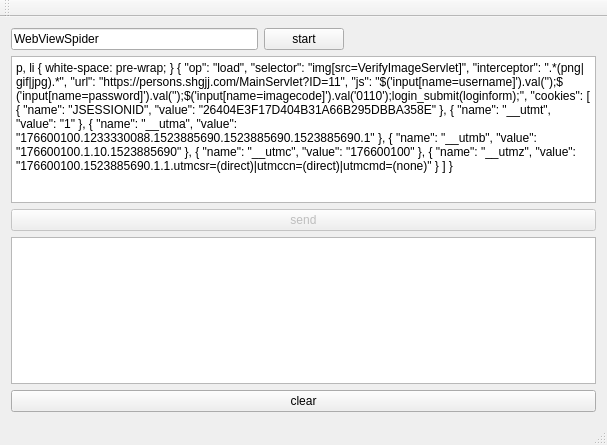
This is mainwindow.ui in mmmoonie/SpiderServer as Qt 5 draws it before an edit. The edited form follows.
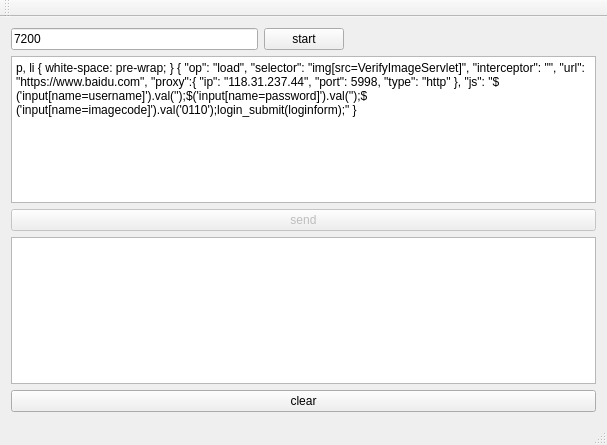
This is the edited form.

Commit message: QLocalSocket -> QTcpSocket

Diff of the .ui file:
```diff
--- a/mainwindow.ui
+++ b/mainwindow.ui
@@ -18,7 +18,7 @@
     <item row="0" column="0">
      <widget class="QLineEdit" name="lineEditPort">
       <property name="text">
-       <string>WebViewSpider</string>
+       <string>7200</string>
       </property>
      </widget>
     </item>
@@ -52,35 +52,15 @@
 &lt;p style=&quot; margin-top:0px; margin-bottom:0px; margin-left:0px; margin-right:0px; -qt-block-indent:0; text-indent:0px;&quot;&gt;{&lt;/p&gt;
 &lt;p style=&quot; margin-top:0px; margin-bottom:0px; margin-left:0px; margin-right:0px; -qt-block-indent:0; text-indent:0px;&quot;&gt;    &amp;quot;op&amp;quot;: &amp;quot;load&amp;quot;,&lt;/p&gt;
 &lt;p style=&quot; margin-top:0px; margin-bottom:0px; margin-left:0px; margin-right:0px; -qt-block-indent:0; text-indent:0px;&quot;&gt;    &amp;quot;selector&amp;quot;: &amp;quot;img[src=VerifyImageServlet]&amp;quot;,&lt;/p&gt;
-&lt;p style=&quot; margin-top:0px; margin-bottom:0px; margin-left:0px; margin-right:0px; -qt-block-indent:0; text-indent:0px;&quot;&gt;    &amp;quot;interceptor&amp;quot;: &amp;quot;.*(png|gif|jpg).*&amp;quot;,&lt;/p&gt;
-&lt;p style=&quot; margin-top:0px; margin-bottom:0px; margin-left:0px; margin-right:0px; -qt-block-indent:0; text-indent:0px;&quot;&gt;    &amp;quot;url&amp;quot;: &amp;quot;https://persons.shgjj.com/MainServlet?ID=11&amp;quot;,&lt;/p&gt;
-&lt;p style=&quot; margin-top:0px; margin-bottom:0px; margin-left:0px; margin-right:0px; -qt-block-indent:0; text-indent:0px;&quot;&gt;    &amp;quot;js&amp;quot;: &amp;quot;$('input[name=username]').val('');$('input[name=password]').val('');$('input[name=imagecode]').val('0110');login_submit(loginform);&amp;quot;,&lt;/p&gt;
-&lt;p style=&quot; margin-top:0px; margin-bottom:0px; margin-left:0px; margin-right:0px; -qt-block-indent:0; text-indent:0px;&quot;&gt;    &amp;quot;cookies&amp;quot;: [&lt;/p&gt;
-&lt;p style=&quot; margin-top:0px; margin-bottom:0px; margin-left:0px; margin-right:0px; -qt-block-indent:0; text-indent:0px;&quot;&gt;        {&lt;/p&gt;
-&lt;p style=&quot; margin-top:0px; margin-bottom:0px; margin-left:0px; margin-right:0px; -qt-block-indent:0; text-indent:0px;&quot;&gt;            &amp;quot;name&amp;quot;: &amp;quot;JSESSIONID&amp;quot;,&lt;/p&gt;
-&lt;p style=&quot; margin-top:0px; margin-bottom:0px; margin-left:0px; margin-right:0px; -qt-block-indent:0; text-indent:0px;&quot;&gt;            &amp;quot;value&amp;quot;: &amp;quot;26404E3F17D404B31A66B295DBBA358E&amp;quot;&lt;/p&gt;
-&lt;p style=&quot; margin-top:0px; margin-bottom:0px; margin-left:0px; margin-right:0px; -qt-block-indent:0; text-indent:0px;&quot;&gt;        },&lt;/p&gt;
-&lt;p style=&quot; margin-top:0px; margin-bottom:0px; margin-left:0px; margin-right:0px; -qt-block-indent:0; text-indent:0px;&quot;&gt;        {&lt;/p&gt;
-&lt;p style=&quot; margin-top:0px; margin-bottom:0px; margin-left:0px; margin-right:0px; -qt-block-indent:0; text-indent:0px;&quot;&gt;            &amp;quot;name&amp;quot;: &amp;quot;__utmt&amp;quot;,&lt;/p&gt;
-&lt;p style=&quot; margin-top:0px; margin-bottom:0px; margin-left:0px; margin-right:0px; -qt-block-indent:0; text-indent:0px;&quot;&gt;            &amp;quot;value&amp;quot;: &amp;quot;1&amp;quot;&lt;/p&gt;
-&lt;p style=&quot; margin-top:0px; margin-bottom:0px; margin-left:0px; margin-right:0px; -qt-block-indent:0; text-indent:0px;&quot;&gt;        },&lt;/p&gt;
-&lt;p style=&quot; margin-top:0px; margin-bottom:0px; margin-left:0px; margin-right:0px; -qt-block-indent:0; text-indent:0px;&quot;&gt;        {&lt;/p&gt;
-&lt;p style=&quot; margin-top:0px; margin-bottom:0px; margin-left:0px; margin-right:0px; -qt-block-indent:0; text-indent:0px;&quot;&gt;            &amp;quot;name&amp;quot;: &amp;quot;__utma&amp;quot;,&lt;/p&gt;
-&lt;p style=&quot; margin-top:0px; margin-bottom:0px; margin-left:0px; margin-right:0px; -qt-block-indent:0; text-indent:0px;&quot;&gt;            &amp;quot;value&amp;quot;: &amp;quot;176600100.1233330088.1523885690.1523885690.1523885690.1&amp;quot;&lt;/p&gt;
-&lt;p style=&quot; margin-top:0px; margin-bottom:0px; margin-left:0px; margin-right:0px; -qt-block-indent:0; text-indent:0px;&quot;&gt;        },&lt;/p&gt;
-&lt;p style=&quot; margin-top:0px; margin-bottom:0px; margin-left:0px; margin-right:0px; -qt-block-indent:0; text-indent:0px;&quot;&gt;        {&lt;/p&gt;
-&lt;p style=&quot; margin-top:0px; margin-bottom:0px; margin-left:0px; margin-right:0px; -qt-block-indent:0; text-indent:0px;&quot;&gt;            &amp;quot;name&amp;quot;: &amp;quot;__utmb&amp;quot;,&lt;/p&gt;
-&lt;p style=&quot; margin-top:0px; margin-bottom:0px; margin-left:0px; margin-right:0px; -qt-block-indent:0; text-indent:0px;&quot;&gt;            &amp;quot;value&amp;quot;: &amp;quot;176600100.1.10.1523885690&amp;quot;&lt;/p&gt;
-&lt;p style=&quot; margin-top:0px; margin-bottom:0px; margin-left:0px; margin-right:0px; -qt-block-indent:0; text-indent:0px;&quot;&gt;        },&lt;/p&gt;
-&lt;p style=&quot; margin-top:0px; margin-bottom:0px; margin-left:0px; margin-right:0px; -qt-block-indent:0; text-indent:0px;&quot;&gt;        {&lt;/p&gt;
-&lt;p style=&quot; margin-top:0px; margin-bottom:0px; margin-left:0px; margin-right:0px; -qt-block-indent:0; text-indent:0px;&quot;&gt;            &amp;quot;name&amp;quot;: &amp;quot;__utmc&amp;quot;,&lt;/p&gt;
-&lt;p style=&quot; margin-top:0px; margin-bottom:0px; margin-left:0px; margin-right:0px; -qt-block-indent:0; text-indent:0px;&quot;&gt;            &amp;quot;value&amp;quot;: &amp;quot;176600100&amp;quot;&lt;/p&gt;
-&lt;p style=&quot; margin-top:0px; margin-bottom:0px; margin-left:0px; margin-right:0px; -qt-block-indent:0; text-indent:0px;&quot;&gt;        },&lt;/p&gt;
-&lt;p style=&quot; margin-top:0px; margin-bottom:0px; margin-left:0px; margin-right:0px; -qt-block-indent:0; text-indent:0px;&quot;&gt;        {&lt;/p&gt;
-&lt;p style=&quot; margin-top:0px; margin-bottom:0px; margin-left:0px; margin-right:0px; -qt-block-indent:0; text-indent:0px;&quot;&gt;            &amp;quot;name&amp;quot;: &amp;quot;__utmz&amp;quot;,&lt;/p&gt;
-&lt;p style=&quot; margin-top:0px; margin-bottom:0px; margin-left:0px; margin-right:0px; -qt-block-indent:0; text-indent:0px;&quot;&gt;            &amp;quot;value&amp;quot;: &amp;quot;176600100.1523885690.1.1.utmcsr=(direct)|utmccn=(direct)|utmcmd=(none)&amp;quot;&lt;/p&gt;
-&lt;p style=&quot; margin-top:0px; margin-bottom:0px; margin-left:0px; margin-right:0px; -qt-block-indent:0; text-indent:0px;&quot;&gt;        }&lt;/p&gt;
-&lt;p style=&quot; margin-top:0px; margin-bottom:0px; margin-left:0px; margin-right:0px; -qt-block-indent:0; text-indent:0px;&quot;&gt;    ]&lt;/p&gt;
+&lt;p style=&quot; margin-top:0px; margin-bottom:0px; margin-left:0px; margin-right:0px; -qt-block-indent:0; text-indent:0px;&quot;&gt;    &amp;quot;interceptor&amp;quot;: &amp;quot;&amp;quot;,&lt;/p&gt;
+&lt;p style=&quot; margin-top:0px; margin-bottom:0px; margin-left:0px; margin-right:0px; -qt-block-indent:0; text-indent:0px;&quot;&gt;    &amp;quot;url&amp;quot;: &amp;quot;https://www.baidu.com&amp;quot;,&lt;/p&gt;
+&lt;p style=&quot; margin-top:0px; margin-bottom:0px; margin-left:0px; margin-right:0px; -qt-block-indent:0; text-indent:0px;&quot;&gt;    &amp;quot;proxy&amp;quot;:{&lt;/p&gt;
+&lt;p style=&quot; margin-top:0px; margin-bottom:0px; margin-left:0px; margin-right:0px; -qt-block-indent:0; text-indent:0px;&quot;&gt;        &amp;quot;ip&amp;quot;: &amp;quot;118.31.237.44&amp;quot;,&lt;/p&gt;
+&lt;p style=&quot; margin-top:0px; margin-bottom:0px; margin-left:0px; margin-right:0px; -qt-block-indent:0; text-indent:0px;&quot;&gt;        &amp;quot;port&amp;quot;: 5998,&lt;/p&gt;
+&lt;p style=&quot; margin-top:0px; margin-bottom:0px; margin-left:0px; margin-right:0px; -qt-block-indent:0; text-indent:0px;&quot;&gt;        &amp;quot;type&amp;quot;: &amp;quot;http&amp;quot;&lt;/p&gt;
+&lt;p style=&quot; margin-top:0px; margin-bottom:0px; margin-left:0px; margin-right:0px; -qt-block-indent:0; text-indent:0px;&quot;&gt;    },&lt;/p&gt;
+&lt;p style=&quot; margin-top:0px; margin-bottom:0px; margin-left:0px; margin-right:0px; -qt-block-indent:0; text-indent:0px;&quot;&gt;    &amp;quot;js&amp;quot;: &amp;quot;$('input[name=username]').val('');$('input[name=password]').val('');$('input[name=imagecode]').val('0110');login_submit(loginform);&amp;quot;&lt;/p&gt;
+&lt;p style=&quot; margin-top:0px; margin-bottom:0px; margin-left:0px; margin-right:0px; -qt-block-indent:0; text-indent:0px;&quot;&gt;    &lt;/p&gt;
 &lt;p style=&quot; margin-top:0px; margin-bottom:0px; margin-left:0px; margin-right:0px; -qt-block-indent:0; text-indent:0px;&quot;&gt;}&lt;/p&gt;&lt;/body&gt;&lt;/html&gt;</string>
       </property>
      </widget>
```
The commit also changes 2 other files.
